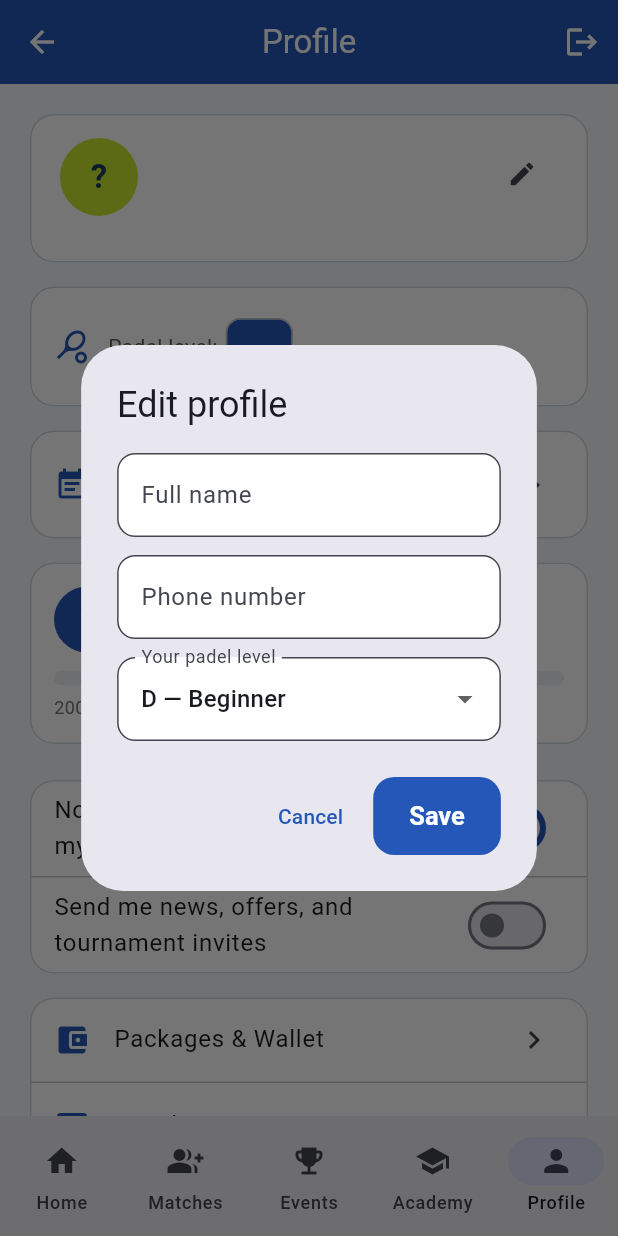
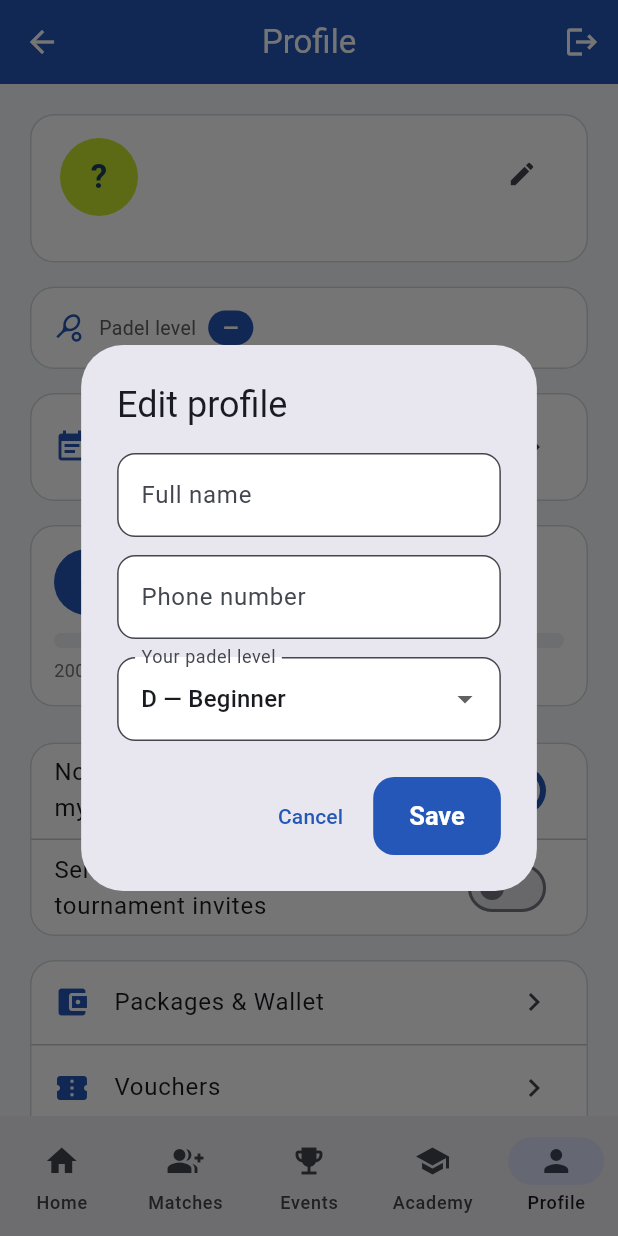
Before and after one commit to basharrahhaliq-cell/Padel-app, a Flutter app: the CustomerHome screen opened directly with empty values, item 5 of the bottom bar chosen, after a tap on the "edit" icon, on a phone screen of 412 x 824 dp. Run offline on Flutter 3.47's test engine with Material 3 defaults, Android fonts, the phone set to English and light mode, and no system bars; our stand-ins replace cloud_firestore, firebase_auth, firebase_core, firebase_messaging, flutter_local_notifications, flutter_timezone and 4 more; accounts and stored records are empty.

Commit message:
XP bar shows live numbers; compact Padel level row; profile dialog fits
- The level bar looked frozen: XP was counting fine but a level spans
  hundreds of XP (level 4 needs 1000), so nothing visible moved per
  match. The bar now shows '<xp> XP · <n> matches' and '<x> XP to level
  <next>', updating after every played game. XP also settles when the
  app resumes from background, not just on a fresh launch.
- Profile 'Padel level' row: small round badge and one-line ellipsized
  description instead of the bulky chip that didn't fit the line.
- Edit-profile dialog overflowed 58px when the keyboard squeezed it:
  content is scrollable now and the level dropdown ellipsizes.

Co-Authored-By: Claude Fable 5 <noreply@anthropic.com>
Claude-Session: https://claude.ai/code/session_01Aw5U5LBdLKqLreCcoJxRFP

```diff
--- a/lib/src/screens/customer/customer_home.dart
+++ b/lib/src/screens/customer/customer_home.dart
@@ -21,23 +21,40 @@ class CustomerHome extends StatefulWidget {
   State<CustomerHome> createState() => _CustomerHomeState();
 }
 
-class _CustomerHomeState extends State<CustomerHome> {
+class _CustomerHomeState extends State<CustomerHome>
+    with WidgetsBindingObserver {
   int _tab = 0;
 
   @override
   void initState() {
     super.initState();
+    WidgetsBinding.instance.addObserver(this);
     // Register this device for open-match / tournament pushes, and
     // settle any XP earned since the last visit so the level bar moves.
     WidgetsBinding.instance.addPostFrameCallback((_) {
       if (!mounted) return;
       context.read<NotificationService>().registerForPush(widget.profile);
-      context
-          .read<FirestoreService>()
-          .awardPendingXp(widget.profile.uid)
-          .catchError((_) {}); // best effort — the hourly function catches up
+      _settleXp();
     });
   }
+
+  @override
+  void dispose() {
+    WidgetsBinding.instance.removeObserver(this);
+    super.dispose();
+  }
+
+  /// Also settle when the user comes back to the app without
+  /// restarting it (e.g. right after playing their game).
+  @override
+  void didChangeAppLifecycleState(AppLifecycleState state) {
+    if (state == AppLifecycleState.resumed) _settleXp();
+  }
+
+  void _settleXp() => context
+      .read<FirestoreService>()
+      .awardPendingXp(widget.profile.uid)
+      .catchError((_) {}); // best effort — the hourly function catches up
 
   @override
   Widget build(BuildContext context) {
--- a/lib/src/screens/customer/home_screen.dart
+++ b/lib/src/screens/customer/home_screen.dart
@@ -153,8 +153,21 @@ class _XpBar extends StatelessWidget {
             ],
           ),
           const SizedBox(height: 8),
-          const Text('Play more to increase your level',
-              style: TextStyle(color: Colors.white, fontSize: 14)),
+          // Live numbers so every played match visibly counts.
+          Row(
+            mainAxisAlignment: MainAxisAlignment.spaceBetween,
+            children: [
+              Text('${profile.xp} XP · ${profile.matchesPlayed} matches',
+                  style: const TextStyle(
+                      color: Colors.white, fontSize: 13)),
+              Text(
+                  '${XpSystem.xpToNext(profile.xp)} XP to level ${level + 1}',
+                  style: const TextStyle(
+                      color: AppTheme.ballLime,
+                      fontSize: 13,
+                      fontWeight: FontWeight.w600)),
+            ],
+          ),
         ],
       ),
     );
--- a/lib/src/screens/customer/profile_screen.dart
+++ b/lib/src/screens/customer/profile_screen.dart
@@ -34,8 +34,11 @@ class ProfileScreen extends StatelessWidget {
       context: context,
       builder: (ctx) => AlertDialog(
         title: const Text('Edit profile'),
+        // Scrollable: when the keyboard opens the dialog gets
+        // squeezed, and a fixed column would overflow.
         content: StatefulBuilder(
-          builder: (ctx2, setState) => Column(
+          builder: (ctx2, setState) => SingleChildScrollView(
+              child: Column(
             mainAxisSize: MainAxisSize.min,
             children: [
               TextField(
@@ -49,6 +52,7 @@ class ProfileScreen extends StatelessWidget {
                       const InputDecoration(labelText: 'Phone number')),
               const SizedBox(height: 12),
               DropdownButtonFormField<String>(
+                isExpanded: true,
                 initialValue: level,
                 decoration:
                     const InputDecoration(labelText: 'Your padel level'),
@@ -56,12 +60,13 @@ class ProfileScreen extends StatelessWidget {
                   for (final lvl in kSkillLevels)
                     DropdownMenuItem(
                         value: lvl,
-                        child: Text(levelName(ctx2.l10n, lvl))),
+                        child: Text(levelName(ctx2.l10n, lvl),
+                            overflow: TextOverflow.ellipsis)),
                 ],
                 onChanged: (v) => setState(() => level = v!),
               ),
             ],
-          ),
+          )),
         ),
         actions: [
           TextButton(
@@ -124,16 +129,27 @@ class ProfileScreen extends StatelessWidget {
             padding: const EdgeInsets.all(16),
             child: Row(
               children: [
-                const Icon(Icons.sports_tennis, color: AppTheme.courtBlue),
-                const SizedBox(width: 12),
-                Text('Padel level: ',
-                    style: TextStyle(color: Colors.grey.shade700)),
-                Chip(
-                  backgroundColor: AppTheme.courtBlue,
-                  label: Text(
+                const Icon(Icons.sports_tennis,
+                    color: AppTheme.courtBlue, size: 20),
+                const SizedBox(width: 10),
+                Text('Padel level',
+                    style: TextStyle(
+                        color: Colors.grey.shade700, fontSize: 13)),
+                const SizedBox(width: 8),
+                // Small round badge instead of a bulky Chip.
+                Container(
+                  padding: const EdgeInsets.symmetric(
+                      horizontal: 10, vertical: 2),
+                  decoration: BoxDecoration(
+                    color: AppTheme.courtBlue,
+                    borderRadius: BorderRadius.circular(999),
+                  ),
+                  child: Text(
                     profile.skillLevel.isEmpty ? '—' : profile.skillLevel,
                     style: const TextStyle(
-                        color: Colors.white, fontWeight: FontWeight.bold),
+                        color: Colors.white,
+                        fontSize: 13,
+                        fontWeight: FontWeight.bold),
                   ),
                 ),
                 const SizedBox(width: 8),
@@ -144,7 +160,10 @@ class ProfileScreen extends StatelessWidget {
                         : levelName(context.l10n, profile.skillLevel)
                             .split('— ')
                             .last,
-                    style: TextStyle(color: Colors.grey.shade600),
+                    maxLines: 1,
+                    overflow: TextOverflow.ellipsis,
+                    style: TextStyle(
+                        color: Colors.grey.shade600, fontSize: 12),
                   ),
                 ),
               ],
```
Also changed, not shown: 1 other file.
